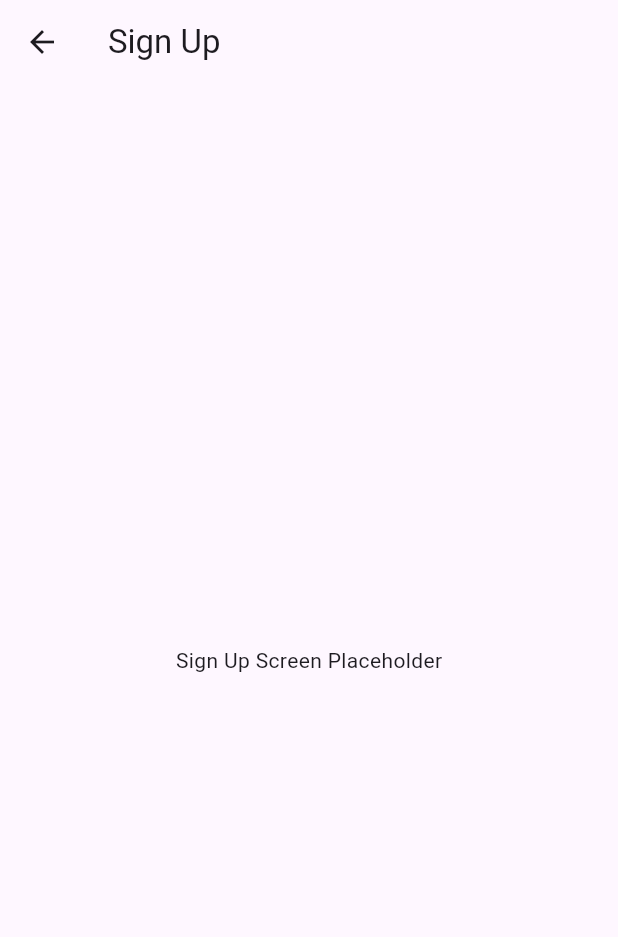
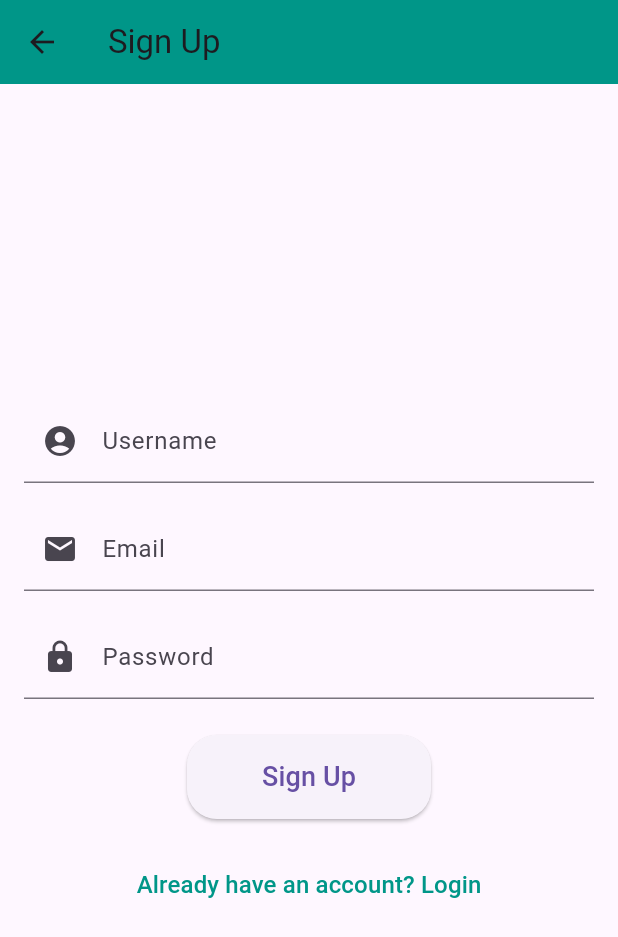
Before and after one commit to Asiya-M/Meals2gether, a Flutter app: the SignupScreen screen opened directly, on a phone screen of 412 x 824 dp. Shown: the top 937 px of the screen. Run offline on Flutter 3.47's test engine with Material 3 defaults, Android fonts, the phone set to English and light mode, and no system bars.

Commit message:
login and signup screen visible

```diff
--- a/lib/main.dart
+++ b/lib/main.dart
@@ -1,6 +1,7 @@
 import 'package:flutter/material.dart';
-import 'screens/HomeScreen.dart';
-import 'screens/LoginScreen.dart';
+import 'package:tink_her/screens/HomeScreen.dart';
+import 'package:tink_her/screens/LoginScreen.dart';
+import 'package:tink_her/screens/SignupScreen.dart';
 
 void main() {
   runApp(const MyApp());
@@ -20,7 +21,8 @@ class MyApp extends StatelessWidget {
       initialRoute: '/',  // Initial route
       routes: {
         '/': (context) => HomeScreen(),
-        '/second': (context) => LoginScreen(),
+        '/login': (context) => LoginScreen(),
+        '/signup': (context) => SignupScreen(),
       },
     );
   }
--- a/lib/screens/HomeScreen.dart
+++ b/lib/screens/HomeScreen.dart
@@ -63,43 +63,43 @@ class HomeScreen extends StatelessWidget {
   }
 }
 
-void main() {
-  runApp(MyApp());
-}
+// void main() {
+//   runApp(MyApp());
+// }
 
-class MyApp extends StatelessWidget {
-  @override
-  Widget build(BuildContext context) {
-    return MaterialApp(
-      debugShowCheckedModeBanner: false,
-      title: 'Meals2Gether',
-      theme: ThemeData(primarySwatch: Colors.teal),
-      initialRoute: '/',
-      routes: {
-        '/': (context) => HomeScreen(),
-        '/login': (context) => LoginScreen(), // Placeholder for login screen
-        '/signup': (context) => SignupScreen(), // Placeholder for signup screen
-      },
-    );
-  }
-}
+// class MyApp extends StatelessWidget {
+//   @override
+//   Widget build(BuildContext context) {
+//     return MaterialApp(
+//       debugShowCheckedModeBanner: false,
+//       title: 'Meals2Gether',
+//       theme: ThemeData(primarySwatch: Colors.teal),
+//       initialRoute: '/',
+//       routes: {
+//         '/': (context) => HomeScreen(),
+//         '/login': (context) => LoginScreen(), // Placeholder for login screen
+//         '/signup': (context) => SignupScreen(), // Placeholder for signup screen
+//       },
+//     );
+//   }
+// }
 
-class LoginScreen extends StatelessWidget {
-  @override
-  Widget build(BuildContext context) {
-    return Scaffold(
-      appBar: AppBar(title: Text('Login')),
-      body: Center(child: Text('Login Screen Placeholder')),
-    );
-  }
-}
+// class LoginScreen extends StatelessWidget {
+//   @override
+//   Widget build(BuildContext context) {
+//     return Scaffold(
+//       appBar: AppBar(title: Text('Login')),
+//       body: Center(child: Text('Login Screen Placeholder')),
+//     );
+//   }
+// }
 
-class SignupScreen extends StatelessWidget {
-  @override
-  Widget build(BuildContext context) {
-    return Scaffold(
-      appBar: AppBar(title: Text('Sign Up')),
-      body: Center(child: Text('Sign Up Screen Placeholder')),
-    );
-  }
-}
+// class SignupScreen extends StatelessWidget {
+//   @override
+//   Widget build(BuildContext context) {
+//     return Scaffold(
+//       appBar: AppBar(title: Text('Sign Up')),
+//       body: Center(child: Text('Sign Up Screen Placeholder')),
+//     );
+//   }
+// }
--- a/lib/screens/SignupScreen.dart
+++ b/lib/screens/SignupScreen.dart
@@ -0,0 +1,126 @@
+import 'package:flutter/material.dart';
+
+class SignupScreen extends StatefulWidget {
+  @override
+  _SignupScreenState createState() => _SignupScreenState();
+}
+
+class _SignupScreenState extends State<SignupScreen> {
+  final _formKey = GlobalKey<FormState>();
+  final TextEditingController _usernameController = TextEditingController();
+  final TextEditingController _emailController = TextEditingController();
+  final TextEditingController _passwordController = TextEditingController();
+
+  // Function to handle signup logic
+  void _signUp() {
+    if (_formKey.currentState!.validate()) {
+      // If form is valid, show a success message
+      ScaffoldMessenger.of(context).showSnackBar(
+        SnackBar(content: Text('Signing up...')),
+      );
+
+      // You can add your signup logic here (e.g., Firebase Auth)
+    }
+  }
+
+  @override
+  Widget build(BuildContext context) {
+    return Scaffold(
+      appBar: AppBar(
+        title: Text('Sign Up'),
+        backgroundColor: Colors.teal,
+      ),
+      body: Padding(
+        padding: const EdgeInsets.all(16.0),
+        child: Form(
+          key: _formKey,
+          child: Column(
+            mainAxisAlignment: MainAxisAlignment.center,
+            children: [
+              // Username Field
+              TextFormField(
+                controller: _usernameController,
+                decoration: InputDecoration(
+                  labelText: 'Username',
+                  prefixIcon: Icon(Icons.account_circle),
+                ),
+                validator: (value) {
+                  if (value == null || value.isEmpty) {
+                    return 'Please enter a username';
+                  }
+                  return null;
+                },
+              ),
+              SizedBox(height: 16),
+
+              // Email Field
+              TextFormField(
+                controller: _emailController,
+                decoration: InputDecoration(
+                  labelText: 'Email',
+                  prefixIcon: Icon(Icons.email),
+                ),
+                validator: (value) {
+                  if (value == null || value.isEmpty) {
+                    return 'Please enter an email';
+                  }
+                  // Basic email validation
+                  if (!RegExp(r"^[a-zA-Z0-9+_.-]+@[a-zA-Z0-9.-]+$").hasMatch(value)) {
+                    return 'Please enter a valid email';
+                  }
+                  return null;
+                },
+              ),
+              SizedBox(height: 16),
+
+              // Password Field
+              TextFormField(
+                controller: _passwordController,
+                obscureText: true,
+                decoration: InputDecoration(
+                  labelText: 'Password',
+                  prefixIcon: Icon(Icons.lock),
+                ),
+                validator: (value) {
+                  if (value == null || value.isEmpty) {
+                    return 'Please enter a password';
+                  }
+                  return null;
+                },
+              ),
+              SizedBox(height: 24),
+
+              // Sign Up Button
+              ElevatedButton(
+                onPressed: _signUp,
+                style: ElevatedButton.styleFrom(
+                  padding: EdgeInsets.symmetric(horizontal: 50, vertical: 15),
+                  shape: RoundedRectangleBorder(
+                    borderRadius: BorderRadius.circular(20),
+                  ),
+                ),
+                child: Text(
+                  'Sign Up',
+                  style: TextStyle(fontSize: 18),
+                ),
+              ),
+
+              SizedBox(height: 20),
+
+              // Navigate to Login Screen
+              TextButton(
+                onPressed: () {
+                  Navigator.pushNamed(context, '/login'); // Navigate to Login Screen
+                },
+                child: Text(
+                  'Already have an account? Login',
+                  style: TextStyle(fontSize: 16, color: Colors.teal),
+                ),
+              ),
+            ],
+          ),
+        ),
+      ),
+    );
+  }
+}
```
Also changed, not shown: lib/screens/LoginScreen.dart (+109 -0 lines).
